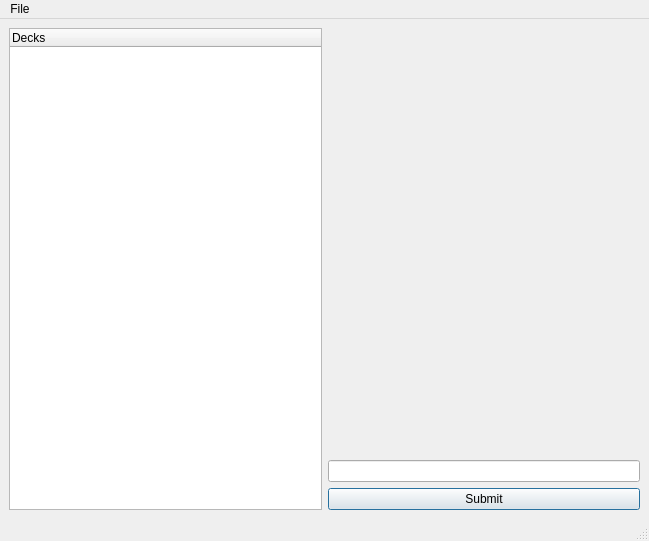
Before: the Qt Designer form gui/qt/manabuwindow.ui in HaikuArchives/Manabu, drawn with Qt 5.
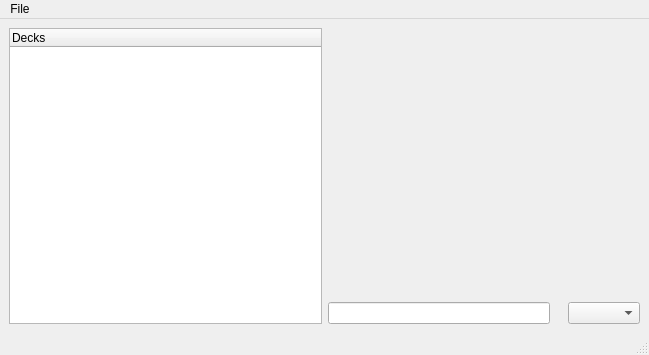
After: the same form once the commit is applied.

Commit message: - Added pile selection to the Qt gui. - Incorrect answers now diplay the correct answer (Qt).

What changed in the file:
```diff
--- a/gui/qt/manabuwindow.ui
+++ b/gui/qt/manabuwindow.ui
@@ -7,7 +7,7 @@
     <x>0</x>
     <y>0</y>
     <width>649</width>
-    <height>541</height>
+    <height>355</height>
    </rect>
   </property>
   <property name="windowTitle">
@@ -15,34 +15,7 @@
   </property>
   <widget class="QWidget" name="fCentralWidget">
    <layout class="QGridLayout" name="gridLayout">
-    <item row="0" column="1">
-     <widget class="QLabel" name="fWord">
-      <property name="text">
-       <string/>
-      </property>
-     </widget>
-    </item>
-    <item row="2" column="1">
-     <widget class="QLineEdit" name="fAnswer"/>
-    </item>
-    <item row="3" column="1">
-     <widget class="QPushButton" name="fSubmit">
-      <property name="text">
-       <string>Submit</string>
-      </property>
-      <property name="default">
-       <bool>true</bool>
-      </property>
-     </widget>
-    </item>
-    <item row="1" column="1">
-     <widget class="QLabel" name="fResult">
-      <property name="text">
-       <string/>
-      </property>
-     </widget>
-    </item>
-    <item row="0" column="0" rowspan="4">
+    <item row="0" column="0" rowspan="6">
      <widget class="QTreeWidget" name="fDeckSelector">
       <property name="minimumSize">
        <size>
@@ -57,6 +30,26 @@
       </column>
      </widget>
     </item>
+    <item row="5" column="2">
+     <widget class="QLineEdit" name="fAnswer"/>
+    </item>
+    <item row="5" column="5">
+     <widget class="QComboBox" name="fDeckNumber"/>
+    </item>
+    <item row="2" column="2" colspan="3">
+     <widget class="QLabel" name="fResult">
+      <property name="text">
+       <string/>
+      </property>
+     </widget>
+    </item>
+    <item row="1" column="2">
+     <widget class="QLabel" name="fWord">
+      <property name="text">
+       <string/>
+      </property>
+     </widget>
+    </item>
    </layout>
   </widget>
   <widget class="QMenuBar" name="fMenuBar">
```
Left out of the diff: 2 changed lines with no effect on the pictures. The commit also changes 7 other files.
